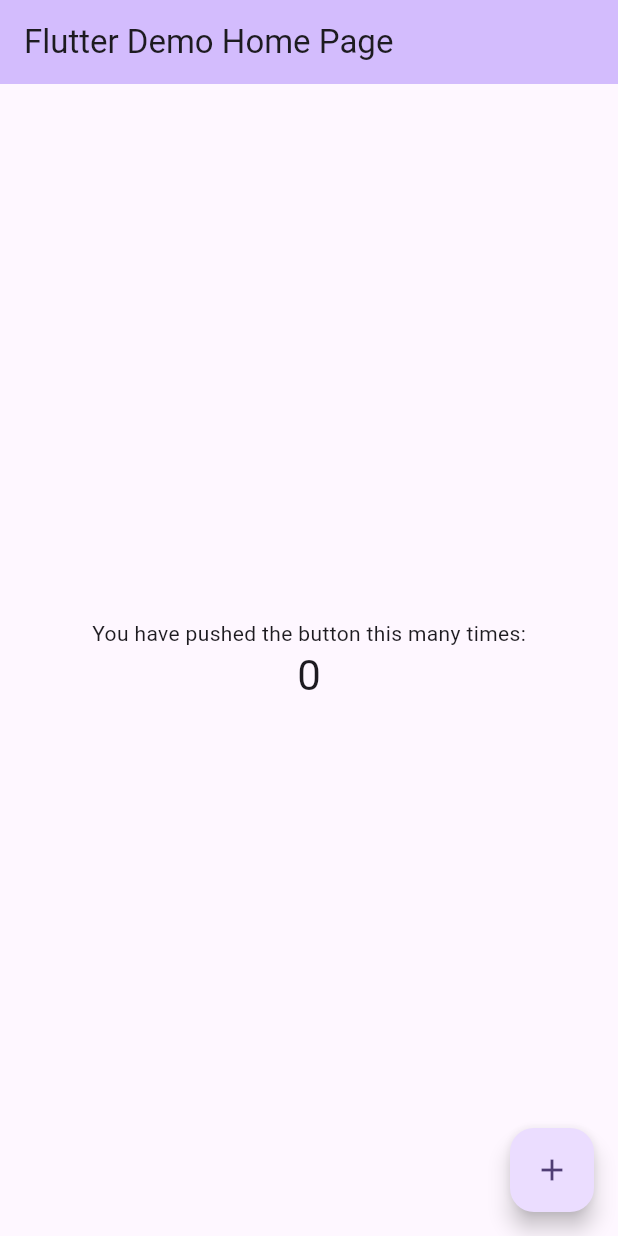
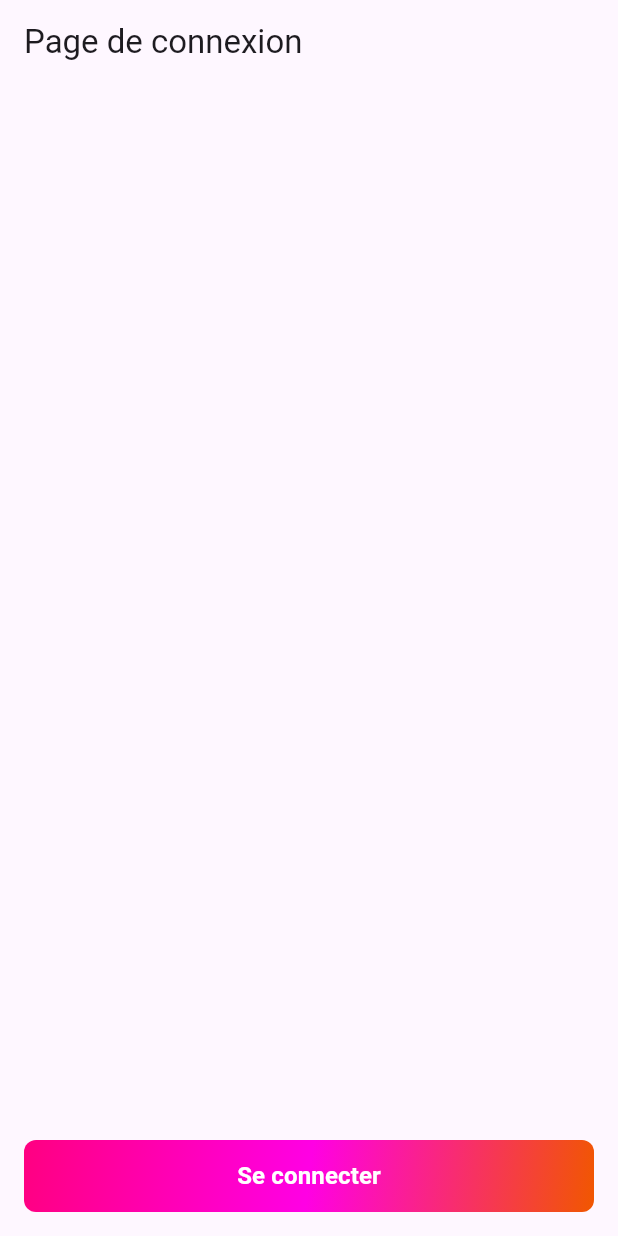
Before and after one commit to FELS-dev/frontend-flutter, a Flutter app: the screen it shows after launch, on a phone screen of 412 x 824 dp. Run offline on Flutter 3.47's test engine with Material 2 defaults, Android fonts, the phone set to English and light mode, and no system bars; our stand-ins replace qr_flutter; missing offline and left inert: mobile_scanner.

Commit message:
feat(Login): create Login page with Scan button

```diff
--- a/lib/main.dart
+++ b/lib/main.dart
@@ -1,4 +1,5 @@
 import 'package:flutter/material.dart';
+import './screens/login_page.dart';
 
 void main() {
   runApp(const MyApp());
@@ -31,95 +32,7 @@ class MyApp extends StatelessWidget {
         colorScheme: ColorScheme.fromSeed(seedColor: Colors.deepPurple),
         useMaterial3: true,
       ),
-      home: const MyHomePage(title: 'Flutter Demo Home Page'),
+      home: LoginPage(),
     );
   }
 }
-
-class MyHomePage extends StatefulWidget {
-  const MyHomePage({super.key, required this.title});
-
-  // This widget is the home page of your application. It is stateful, meaning
-  // that it has a State object (defined below) that contains fields that affect
-  // how it looks.
-
-  // This class is the configuration for the state. It holds the values (in this
-  // case the title) provided by the parent (in this case the App widget) and
-  // used by the build method of the State. Fields in a Widget subclass are
-  // always marked "final".
-
-  final String title;
-
-  @override
-  State<MyHomePage> createState() => _MyHomePageState();
-}
-
-class _MyHomePageState extends State<MyHomePage> {
-  int _counter = 0;
-
-  void _incrementCounter() {
-    setState(() {
-      // This call to setState tells the Flutter framework that something has
-      // changed in this State, which causes it to rerun the build method below
-      // so that the display can reflect the updated values. If we changed
-      // _counter without calling setState(), then the build method would not be
-      // called again, and so nothing would appear to happen.
-      _counter++;
-    });
-  }
-
-  @override
-  Widget build(BuildContext context) {
-    // This method is rerun every time setState is called, for instance as done
-    // by the _incrementCounter method above.
-    //
-    // The Flutter framework has been optimized to make rerunning build methods
-    // fast, so that you can just rebuild anything that needs updating rather
-    // than having to individually change instances of widgets.
-    return Scaffold(
-      appBar: AppBar(
-        // TRY THIS: Try changing the color here to a specific color (to
-        // Colors.amber, perhaps?) and trigger a hot reload to see the AppBar
-        // change color while the other colors stay the same.
-        backgroundColor: Theme.of(context).colorScheme.inversePrimary,
-        // Here we take the value from the MyHomePage object that was created by
-        // the App.build method, and use it to set our appbar title.
-        title: Text(widget.title),
-      ),
-      body: Center(
-        // Center is a layout widget. It takes a single child and positions it
-        // in the middle of the parent.
-        child: Column(
-          // Column is also a layout widget. It takes a list of children and
-          // arranges them vertically. By default, it sizes itself to fit its
-          // children horizontally, and tries to be as tall as its parent.
-          //
-          // Column has various properties to control how it sizes itself and
-          // how it positions its children. Here we use mainAxisAlignment to
-          // center the children vertically; the main axis here is the vertical
-          // axis because Columns are vertical (the cross axis would be
-          // horizontal).
-          //
-          // TRY THIS: Invoke "debug painting" (choose the "Toggle Debug Paint"
-          // action in the IDE, or press "p" in the console), to see the
-          // wireframe for each widget.
-          mainAxisAlignment: MainAxisAlignment.center,
-          children: <Widget>[
-            const Text(
-              'You have pushed the button this many times:',
-            ),
-            Text(
-              '$_counter',
-              style: Theme.of(context).textTheme.headlineMedium,
-            ),
-          ],
-        ),
-      ),
-      floatingActionButton: FloatingActionButton(
-        onPressed: _incrementCounter,
-        tooltip: 'Increment',
-        child: const Icon(Icons.add),
-      ), // This trailing comma makes auto-formatting nicer for build methods.
-    );
-  }
-}
--- /dev/null
+++ b/lib/screens/login_page.dart
@@ -0,0 +1,113 @@
+import 'dart:convert';
+import 'dart:typed_data';
+
+import 'package:flutter/material.dart';
+import 'package:mobile_scanner/mobile_scanner.dart';
+import 'package:qr_flutter/qr_flutter.dart';
+import '../widgets/mobile_scanner.dart';
+
+class LoginPage extends StatefulWidget {
+  LoginPage({Key? key}) : super(key: key);
+  final qrScannerKey = GlobalKey<QRScannerWidgetState>();
+
+  @override
+  State<LoginPage> createState() => _LoginPageState();
+}
+
+class _LoginPageState extends State<LoginPage> {
+  String? scannedQRCode;
+  bool showScanner = false;
+  @override
+  Widget build(BuildContext context) {
+    return Scaffold(
+      appBar: AppBar(
+        title: const Text('Page de connexion'),
+      ),
+      body: Stack(
+        children: [
+          if (showScanner && scannedQRCode == null)
+            Expanded(
+              child: QRScannerWidget(
+                key: widget.qrScannerKey,
+                onDetect: (List<Barcode> barcodes, Uint8List? image) {
+                  setState(() {
+                    scannedQRCode =
+                        barcodes.isNotEmpty ? barcodes[0].rawValue : null;
+                    widget.qrScannerKey.currentState
+                        ?.stopScan(); // Arrête la capture du QR code
+                    showScanner = false;
+                  });
+                },
+              ),
+            ),
+          // Autres widgets de la page de connexion
+          if (scannedQRCode != null)
+            Positioned(
+              top: 0,
+              left: 0,
+              right: 0,
+              bottom: 0,
+              child: Center(
+                child: Column(
+                  mainAxisAlignment: MainAxisAlignment.center,
+                  crossAxisAlignment: CrossAxisAlignment.center,
+                  children: [
+                    QrImageView(
+                      data: scannedQRCode!,
+                      version: QrVersions.auto,
+                      size: 200.0,
+                    ),
+                    Text(scannedQRCode!)
+                  ],
+                ),
+              ),
+            ),
+        ],
+      ),
+      bottomNavigationBar: showScanner
+          ? null
+          : Padding(
+              padding: const EdgeInsets.all(16.0),
+              child: Container(
+                decoration: BoxDecoration(
+                  gradient: const LinearGradient(
+                    colors: [
+                      Color(0xFFFF0081),
+                      Color(0xFFFF00E4),
+                      Color(0xFFF15700),
+                    ],
+                    begin: Alignment.topLeft,
+                    end: Alignment.bottomRight,
+                  ),
+                  borderRadius: BorderRadius.circular(8.0),
+                ),
+                child: ElevatedButton(
+                  onPressed: () {
+                    setState(() {
+                      showScanner = true;
+                    });
+                    widget.qrScannerKey.currentState
+                        ?.startScan(); // Action à effectuer lorsque le bouton est cliqué
+                  },
+                  style: ElevatedButton.styleFrom(
+                    backgroundColor: Colors
+                        .transparent, // Utilisez une couleur transparente pour le bouton
+                    elevation: 0, // Supprimez l'ombre du bouton
+                    shape: RoundedRectangleBorder(
+                      borderRadius: BorderRadius.circular(8.0),
+                    ),
+                  ),
+                  child: const Text(
+                    'Se connecter',
+                    style: TextStyle(
+                      color: Colors.white,
+                      fontSize: 16.0,
+                      fontWeight: FontWeight.bold,
+                    ),
+                  ),
+                ),
+              ),
+            ),
+    );
+  }
+}
```
